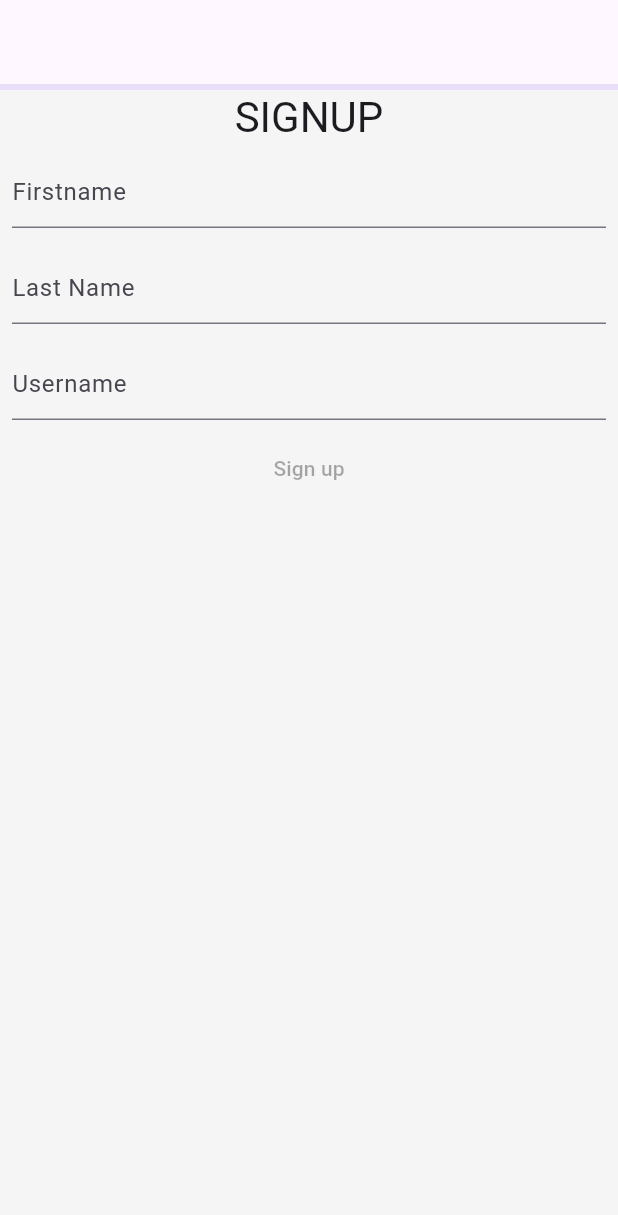
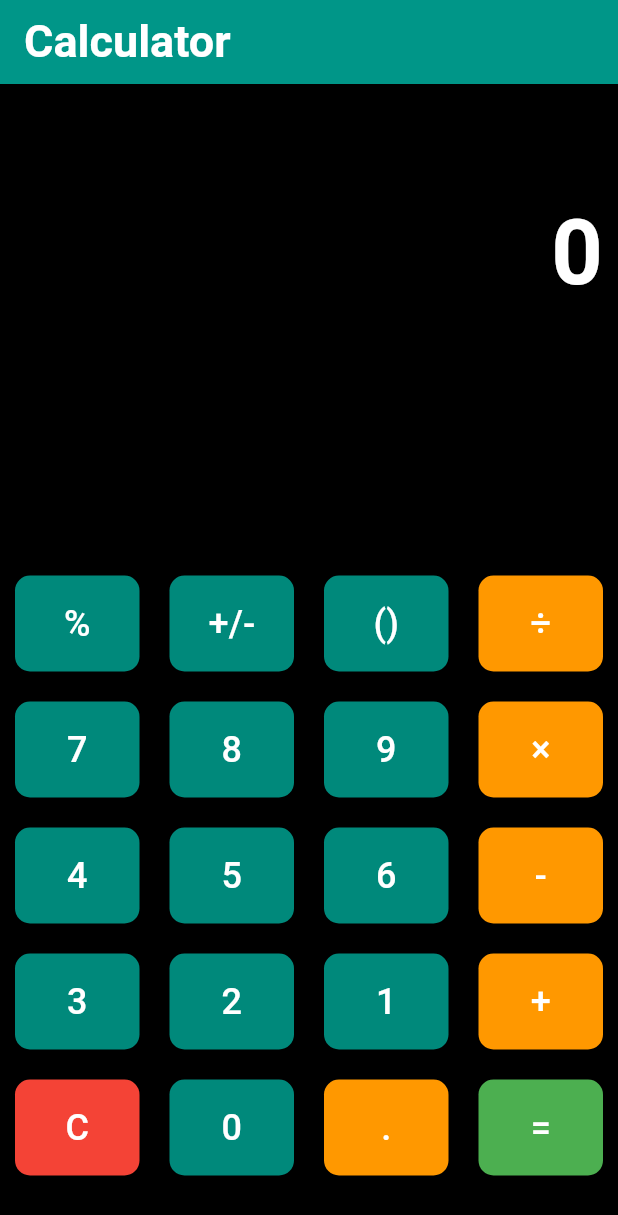
Before and after one commit to Intishar-Alam/give-test, a Flutter app: the screen it shows after launch, on a phone screen of 412 x 824 dp. Shown: the top 1215 px of the screen. Run offline on Flutter 3.47's test engine with Material 3 defaults, Android fonts, the phone set to English and light mode, and no system bars; our stand-ins replace sizer.

Commit message:
Calculator

```diff
--- /dev/null
+++ b/lib/Live xmpl/Calculator.dart
@@ -0,0 +1,187 @@
+import 'package:flutter/material.dart';
+
+class Calculator extends StatefulWidget {
+
+   Calculator({super.key});
+
+  @override
+  State<Calculator> createState() => _CalculatorState();
+}
+
+class _CalculatorState extends State<Calculator> {
+  String _output = '0';
+  String _input = '';
+  String operand = '';
+  double num1= 0;
+  double num2 = 0;
+  String  iconoperand ='';
+
+  void pressbutton(String value){
+    setState(() {
+      if(value == 'C'){
+         _output = '0';
+         _input = '';
+         operand = '';
+         num1= 0;
+         num2 = 0;
+          iconoperand ='';
+      }
+      else if(['+','-','×','÷'].contains(value)){
+        num1 = double.parse(_input);
+        operand = value;
+        _input = '';
+        iconoperand = operand;
+      }
+      else if(value == '='){
+        num2 = double.parse(_input);
+        if(operand == '+'){
+          _output = (num1 + num2).toString();
+        }else if(operand == '-'){
+          _output = (num1 - num2).toString();
+
+        }else if(operand == '×'){
+          _output = (num1 * num2).toString();
+
+        }else if(operand == '÷'){
+          _output = num2 != 0 ?(num1 / num2).toString() : 'Math Error';
+
+        }
+        _input = _output;
+      } else{
+        _input +=value;
+        _output = _input;
+      }
+    });
+  }
+
+  @override
+  Widget build(BuildContext context) {
+    return Scaffold(
+      backgroundColor: Colors.black,
+      appBar: AppBar(
+        title: Text(
+          "Calculator",
+          style: TextStyle(
+              color: Colors.white, fontWeight: FontWeight.bold, fontSize: 30),
+        ),
+        backgroundColor: Colors.teal,
+      ),
+      body: Column(
+        mainAxisAlignment: MainAxisAlignment.spaceAround,
+        children: [
+          Column(
+            children: [
+              Row(
+                mainAxisAlignment: MainAxisAlignment.end,
+                children: [
+                  SizedBox(
+                    height: 30,
+                    width: 30,
+                    child: Text(iconoperand,style: TextStyle(color: Colors.white,fontSize: 30),),
+                  ),
+                ],
+              ),
+
+
+              Container(
+                padding: EdgeInsets.all(10),
+                alignment: Alignment.bottomRight,
+                child: Text(_output,
+                  style: TextStyle(
+                      color: Colors.white,
+                      fontSize: 60,
+                      fontWeight: FontWeight.bold
+                  ) ,),
+              ),
+            ],
+          ),
+          SizedBox(height: 30,),
+
+          Column(
+            children: [
+              Row(
+                children: [
+                  calculator_button(titletext: '%',onclick: ()=> {},),
+                  calculator_button(titletext: '+/-',onclick: ()=> {},),
+                  calculator_button(titletext: '()',onclick: ()=> {},),
+                  calculator_button(titletext: '÷',buttoncolor: Colors.orange,onclick: ()=> pressbutton('÷'),),
+
+                ],
+              ),
+              Row(
+                children: [
+                  calculator_button(titletext: '7',onclick: ()=> pressbutton('7'),),
+                  calculator_button(titletext: '8',onclick: ()=> pressbutton('8'),),
+                  calculator_button(titletext: '9',onclick: ()=> pressbutton('9'),),
+                  calculator_button(titletext: '×',buttoncolor: Colors.orange,onclick: ()=> pressbutton('×'),),
+
+
+                ],
+              ),
+              Row(
+                children: [
+                  calculator_button(titletext: '4',onclick: ()=> pressbutton('4'),),
+                  calculator_button(titletext: '5',onclick: ()=> pressbutton('5'),),
+                  calculator_button(titletext: '6',onclick: ()=> pressbutton('6'),),
+                  calculator_button(titletext: '-',buttoncolor: Colors.orange,onclick: ()=> pressbutton('-'),),
+
+                ],
+              ),
+              Row(
+                children: [
+                  calculator_button(titletext: '3',onclick: ()=> pressbutton('3'),),
+                  calculator_button(titletext: '2',onclick: ()=> pressbutton('2'),),
+                  calculator_button(titletext: '1',onclick: ()=> pressbutton('1'),),
+                  calculator_button(titletext: '+',buttoncolor: Colors.orange,onclick: ()=> pressbutton('+'),),
+
+                ],
+              ),
+              Row(
+                children: [
+                  calculator_button(titletext: 'C',buttoncolor: Colors.red,onclick: ()=> pressbutton('C'),),
+                  calculator_button(titletext: '0',onclick: ()=> pressbutton('0'),),
+                  calculator_button(titletext: '.',buttoncolor: Colors.orange[500],onclick: ()=> pressbutton('.'),),
+                  calculator_button(titletext: '=',buttoncolor: Colors.green,onclick: ()=> pressbutton('='),),
+
+                ],
+              ),
+            ],
+          )
+        ],
+      ),
+    );
+  }
+}
+
+class calculator_button extends StatelessWidget {
+  String titletext;
+  Color ? buttoncolor;
+  final VoidCallback onclick;
+
+   calculator_button({
+    super.key,
+     required this. titletext,
+     this.buttoncolor,
+     required this.onclick
+  });
+
+  @override
+  Widget build(BuildContext context) {
+    return Expanded(
+      child: Padding(
+        padding: const EdgeInsets.all(10.0),
+        child: ElevatedButton(
+            onPressed: onclick,
+            child: Text(titletext,style: TextStyle(fontSize: 24),),
+          style: ElevatedButton.styleFrom(
+            backgroundColor: buttoncolor ?? Colors.teal[600],
+            foregroundColor: Colors.white,
+            padding: EdgeInsets.all(15),
+            shape: RoundedRectangleBorder(borderRadius: BorderRadius.circular(10))
+
+          ),
+        ),
+      ),
+    );
+  }
+}
--- a/lib/main.dart
+++ b/lib/main.dart
@@ -1,5 +1,7 @@
 import 'package:flutter/cupertino.dart';
 import 'package:flutter/material.dart';
+import 'package:project_one/Live%20xmpl/Calculator.dart';
+import 'package:project_one/Responsive_1.dart';
 import 'package:project_one/signup.dart';
 import 'package:project_one/sizer.dart';
 import 'package:project_one/wrap.dart';
@@ -18,7 +20,7 @@ class Myapp extends StatelessWidget {
       builder: (context , orientation , screenType ){
       return MaterialApp(
         theme: ThemeData(),
-      home: Signup_(),
+      home: Calculator(),
       );
 
       },
```
Also changed, not shown: lib/Responsive_1.dart (added, +127 -0 lines).
